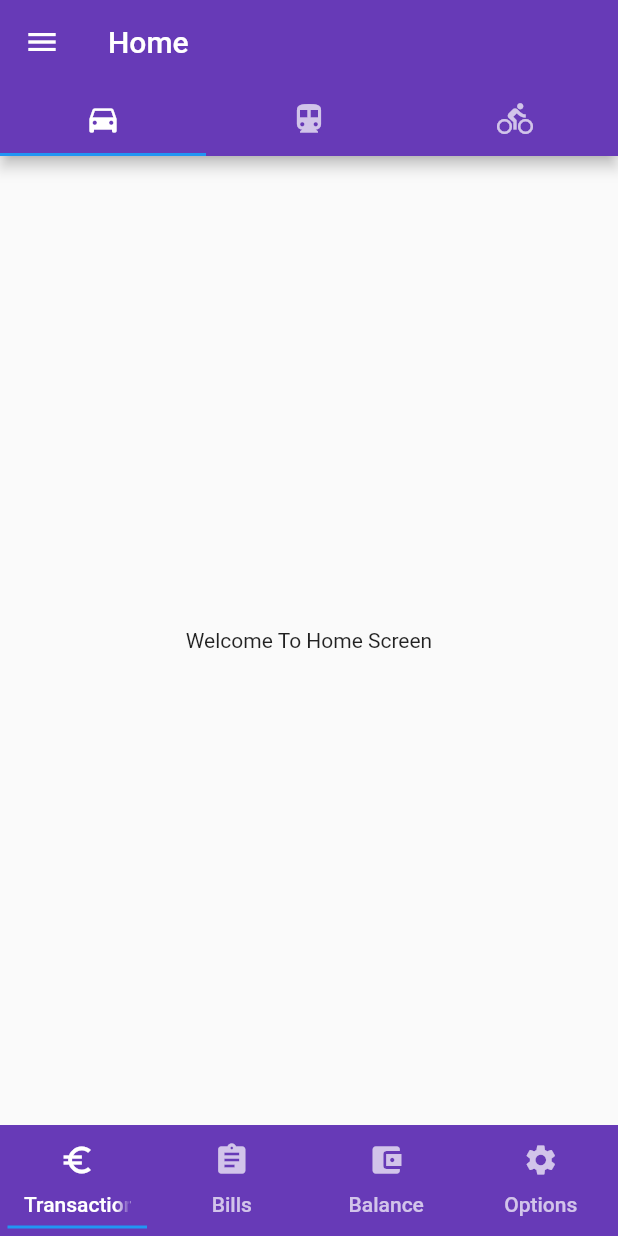
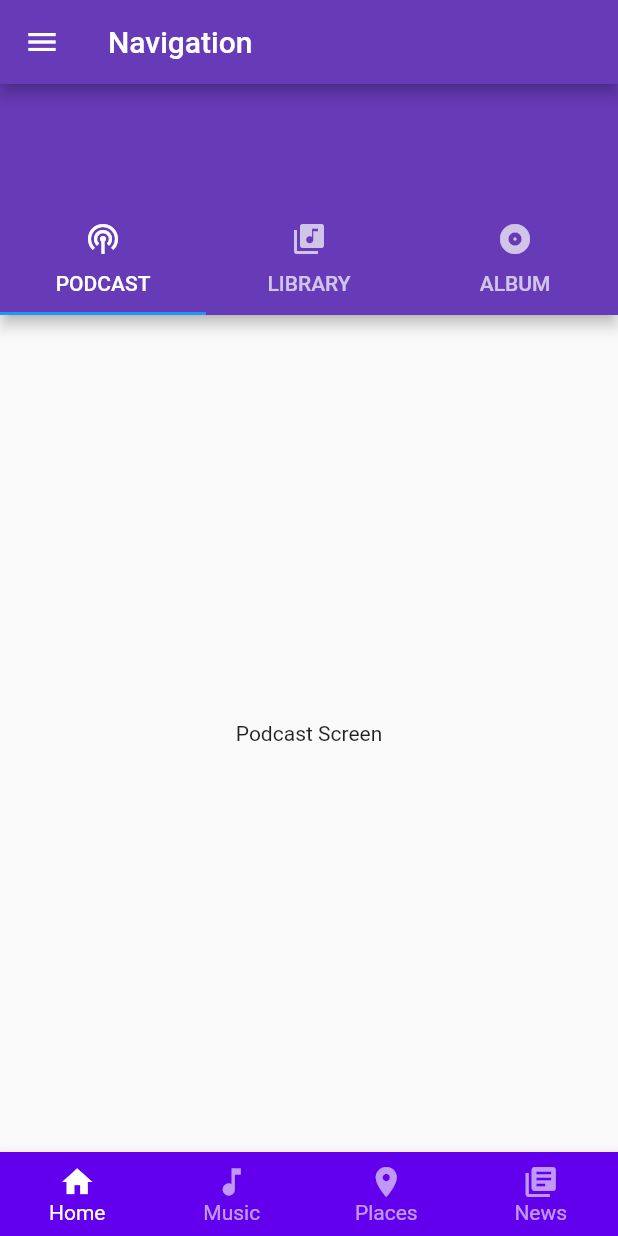
Before and after one commit to seen2/flutter_todo, a Flutter app: the screen it shows after launch, on a phone screen of 412 x 824 dp. Run offline on Flutter 3.47's test engine with Material 2 defaults, Android fonts, the phone set to English and light mode, and no system bars.

```diff
--- a/lib/screens/HomeScreen.dart
+++ b/lib/screens/HomeScreen.dart
@@ -1,7 +1,39 @@
 import 'package:flutter/material.dart';
+import 'package:todo/screens/topTabScreens/IndexTopTab.dart';
 
-class HomeScreen extends StatelessWidget {
+class HomeScreen extends StatefulWidget {
   const HomeScreen({Key? key}) : super(key: key);
+
+  @override
+  _HomeScreenState createState() => _HomeScreenState();
+}
+
+class _HomeScreenState extends State<HomeScreen> {
+  int _selectedIndex = 0;
+  void _onItemTapped(int index) {
+    setState(() {
+      _selectedIndex = index;
+    });
+  }
+
+  static const TextStyle optionStyle =
+      TextStyle(fontSize: 30, fontWeight: FontWeight.bold);
+
+  static const List<Widget> _widgetOptions = <Widget>[
+    IndexTopTab(),
+    Text(
+      'Index 1: Business',
+      style: optionStyle,
+    ),
+    Text(
+      'Index 2: School',
+      style: optionStyle,
+    ),
+    Text(
+      'Index 3: News',
+      style: optionStyle,
+    ),
+  ];
 
   @override
   Widget build(BuildContext context) {
@@ -10,50 +42,44 @@ class HomeScreen extends StatelessWidget {
       child: Scaffold(
           appBar: AppBar(
             backgroundColor: Colors.deepPurple,
-            title: Text("Home"),
-            bottom: TabBar(
-              tabs: [
-                Tab(icon: Icon(Icons.directions_car)),
-                Tab(icon: Icon(Icons.directions_transit)),
-                Tab(icon: Icon(Icons.directions_bike)),
-              ],
-            )),
-        drawer: Drawer(),
-        body: Container(
-          child: Center(child: Text("Welcome To Home Screen")),
+            title: Text("Navigation"),
           ),
-        bottomNavigationBar: DefaultTabController(
-          length: 4,
+          drawer: Drawer(
             child: Container(
               color: Colors.deepPurple,
-            child: TabBar(
-              labelColor: Colors.white,
-              unselectedLabelColor: Colors.white70,
-              indicatorSize: TabBarIndicatorSize.tab,
-              indicatorPadding: EdgeInsets.all(5.0),
-              indicatorColor: Colors.blue,
-              tabs: [
-                Tab(
-                  text: "Transactions",
-                  icon: Icon(Icons.euro_symbol),
             ),
-                Tab(
-                  text: "Bills",
-                  icon: Icon(Icons.assignment),
           ),
-                Tab(
-                  text: "Balance",
-                  icon: Icon(Icons.account_balance_wallet),
+          body: Center(
+            child: _widgetOptions.elementAt(_selectedIndex),
           ),
-                Tab(
-                  text: "Options",
-                  icon: Icon(Icons.settings),
+          bottomNavigationBar: BottomNavigationBar(
+            type: BottomNavigationBarType.fixed,
+            backgroundColor: Color(0xFF6200EE),
+            selectedItemColor: Colors.white,
+            unselectedItemColor: Colors.white.withOpacity(.60),
+            selectedFontSize: 14,
+            unselectedFontSize: 14,
+            items: [
+              BottomNavigationBarItem(
+                label: 'Home',
+                icon: Icon(Icons.home),
+              ),
+              BottomNavigationBarItem(
+                label: 'Music',
+                icon: Icon(Icons.music_note),
+              ),
+              BottomNavigationBarItem(
+                label: 'Places',
+                icon: Icon(Icons.location_on),
+              ),
+              BottomNavigationBarItem(
+                label: 'News',
+                icon: Icon(Icons.library_books),
               ),
             ],
-            ),
-          ),
-        ),
-      ),
+            currentIndex: _selectedIndex,
+            onTap: _onItemTapped,
+          )),
     );
   }
 }
--- /dev/null
+++ b/lib/screens/topTabScreens/AlbusmScreen.dart
@@ -0,0 +1,14 @@
+import 'package:flutter/material.dart';
+
+class AlbumScreen extends StatelessWidget {
+  const AlbumScreen({Key? key}) : super(key: key);
+
+  @override
+  Widget build(BuildContext context) {
+    return Container(
+      child: Center(
+        child: Text("Album Screen"),
+      ),
+    );
+  }
+}
--- /dev/null
+++ b/lib/screens/topTabScreens/IndexTopTab.dart
@@ -0,0 +1,43 @@
+import 'package:flutter/material.dart';
+
+import 'AlbusmScreen.dart';
+import 'MusicLibraryScreen.dart';
+import 'PodcastScreen.dart';
+
+class IndexTopTab extends StatelessWidget {
+  const IndexTopTab({Key? key}) : super(key: key);
+
+  @override
+  Widget build(BuildContext context) {
+    return DefaultTabController(
+        length: 3,
+        child: Scaffold(
+          body: Scaffold(
+            appBar: AppBar(
+                backgroundColor: Colors.deepPurple,
+                toolbarHeight: 80,
+                bottom: TabBar(
+                  tabs: [
+                    Tab(
+                      icon: Icon(Icons.podcasts),
+                      text: "PODCAST",
+                    ),
+                    Tab(
+                      icon: Icon(Icons.library_music),
+                      text: "LIBRARY",
+                    ),
+                    Tab(
+                      icon: Icon(Icons.album),
+                      text: "ALBUM",
+                    ),
+                  ],
+                )),
+            body: TabBarView(children: [
+              PodcastScreen(),
+              MusicLibraryScreen(),
+              AlbumScreen(),
+            ]),
+          ),
+        ));
+  }
+}
--- /dev/null
+++ b/lib/screens/topTabScreens/MusicLibraryScreen.dart
@@ -0,0 +1,14 @@
+import 'package:flutter/material.dart';
+
+class MusicLibraryScreen extends StatelessWidget {
+  const MusicLibraryScreen({Key? key}) : super(key: key);
+
+  @override
+  Widget build(BuildContext context) {
+    return Container(
+      child: Center(
+        child: Text("Music Library Screen"),
+      ),
+    );
+  }
+}
--- /dev/null
+++ b/lib/screens/topTabScreens/PodcastScreen.dart
@@ -0,0 +1,14 @@
+import 'package:flutter/material.dart';
+
+class PodcastScreen extends StatelessWidget {
+  const PodcastScreen({Key? key}) : super(key: key);
+
+  @override
+  Widget build(BuildContext context) {
+    return Container(
+      child: Center(
+        child: Text("Podcast Screen"),
+      ),
+    );
+  }
+}
```
Lines whose indentation alone changed are shown as unchanged.
